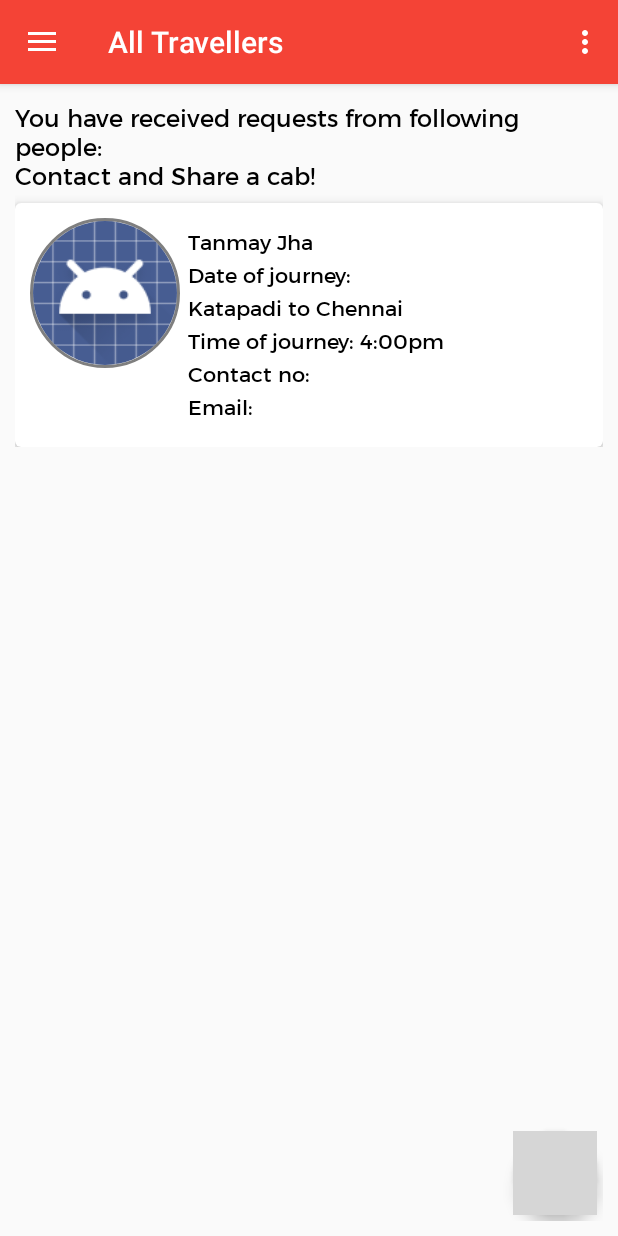
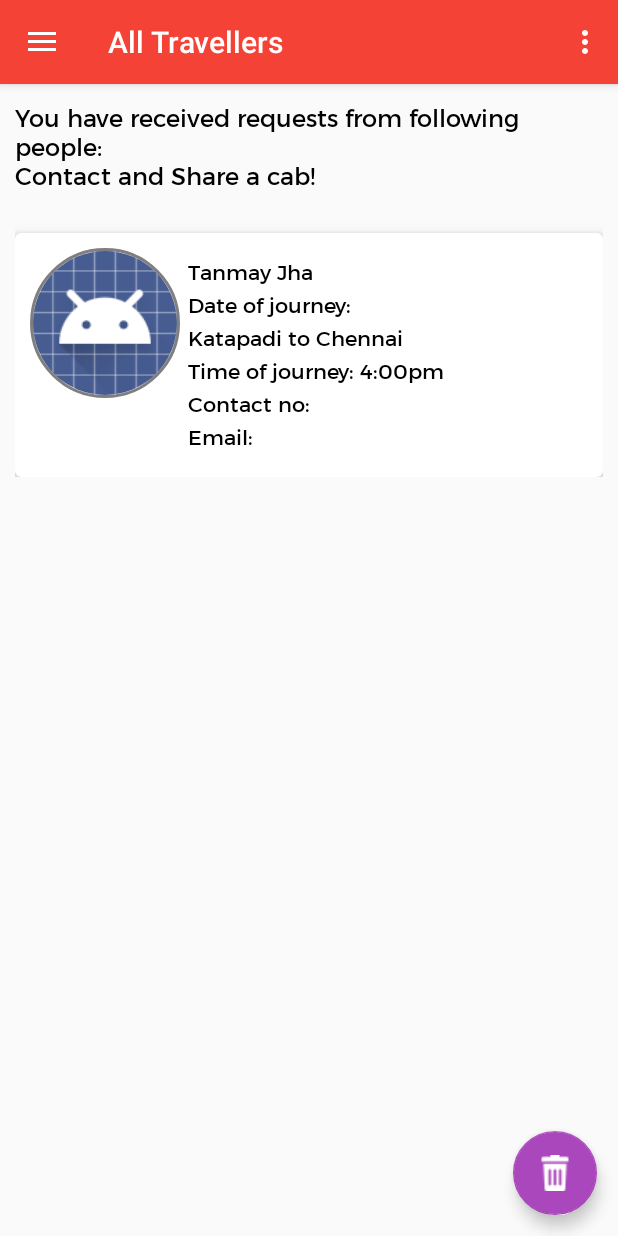
Before and after one commit to vitcabshare/Android-Front-end, an Android app: the fragment PoolRequestFragment placed in its activity, on a phone screen of 412 x 824 dp. Run offline under Robolectric (Android 15) with nearby library versions, the phone set to English and light mode, and no system bars; our stand-ins replace CircleImageView; libraries missing offline, so code that uses them is left out: com.facebook, com.facebook.appevents; plain views replace FloatingActionButton; pictures from the network do not load; 6 statements that could not run were skipped; grey boxes are pictures that could not be loaded.

Commit message:
small bugs removed

```diff
--- a/app/src/main/java/com/example/tanmayjha/vitcabs/Entity/BookACab/PriceDetailActivity.java
+++ b/app/src/main/java/com/example/tanmayjha/vitcabs/Entity/BookACab/PriceDetailActivity.java
@@ -28,10 +28,7 @@ public class PriceDetailActivity extends AppCompatActivity {
     @Override
     public boolean onOptionsItemSelected(MenuItem item) {
         switch (item.getItemId()) {
-            case android.R.id.home:
-                Intent intent=new Intent(getApplicationContext(),HomeActivity.class);
-                intent.putExtra("fragment",1);
-                startActivity(intent);
+            case android.R.id.home:onBackPressed();
                     return true;
             default:
                 return super.onOptionsItemSelected(item);
--- a/app/src/main/res/layout/fragment_pool_request.xml
+++ b/app/src/main/res/layout/fragment_pool_request.xml
@@ -4,7 +4,6 @@
     xmlns:android="http://schemas.android.com/apk/res/android"
     xmlns:tools="http://schemas.android.com/tools"
     xmlns:app="http://schemas.android.com/apk/res-auto"
-    android:padding="10dp"
     tools:context="com.example.tanmayjha.vitcabs.Entity.PoolRequest.PoolRequestFragment">
 <LinearLayout
     android:layout_width="match_parent"
@@ -13,6 +12,7 @@
 
     <com.example.tanmayjha.vitcabs.Control.Font.MontserratTextView
         style="@style/HeadingFont"
+        android:layout_margin="10dp"
         android:text="You have received requests from following people:\nContact and Share a cab! "/>
 
     <!--TODO: This card will be included dynamically using code-->
@@ -20,6 +20,7 @@
         android:layout_width="match_parent"
         android:layout_height="wrap_content"
         android:orientation="vertical"
+        android:layout_margin="10dp"
         >
         <android.support.v7.widget.CardView
             android:layout_marginTop="5dp"
@@ -80,8 +81,8 @@
         android:layout_width="wrap_content"
         android:layout_height="wrap_content"
         android:layout_gravity="bottom|right"
-        android:layout_marginBottom="4dp"
-        android:layout_marginRight="4dp"/>
+        android:layout_marginBottom="14dp"
+        android:layout_marginRight="14dp"/>
 
     <!--TODO: Replace this button image with clear all image-->
 
--- a/app/src/main/res/layout/fragment_show_all_travellers.xml
+++ b/app/src/main/res/layout/fragment_show_all_travellers.xml
@@ -33,7 +33,7 @@
 </LinearLayout>
 
 <com.melnykov.fab.FloatingActionButton
-    android:src="@drawable/show_all_cabs_add_fab"
+    android:src="@drawable/ic_add"
     app:fabSize="normal"
     android:id="@+id/show_all_cabs_add"
     android:layout_width="wrap_content"
```
Also changed, not shown: app/src/main/res/drawable/ic_add.png (added), app/src/main/res/drawable/ic_clear_all.png (added).
